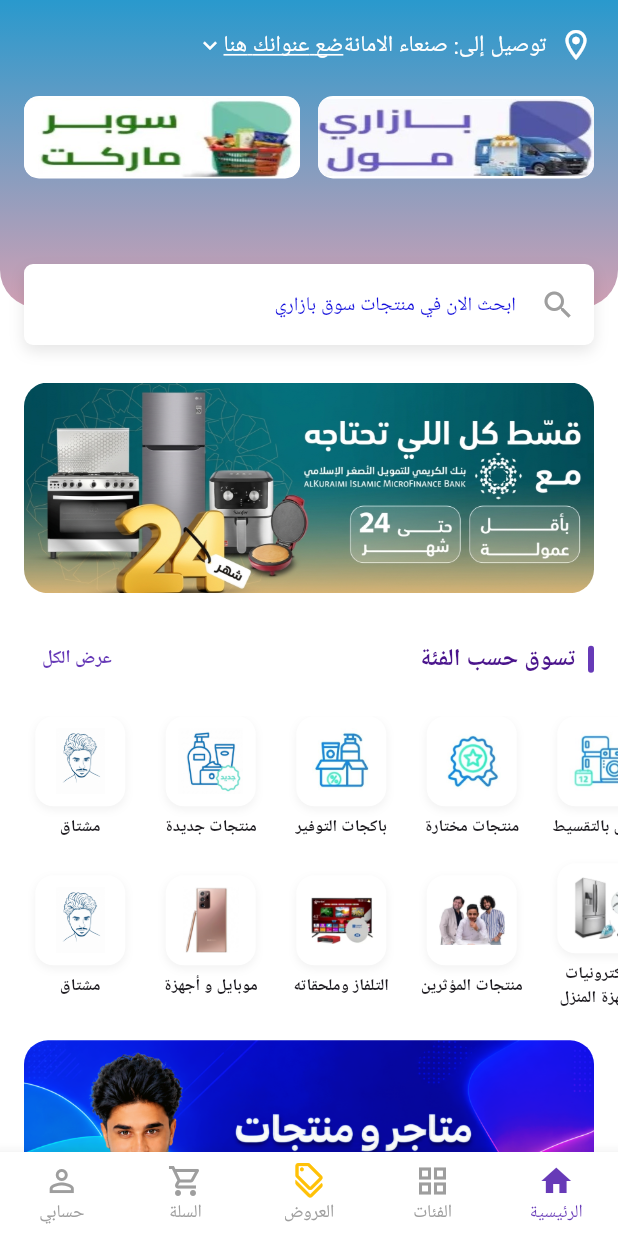
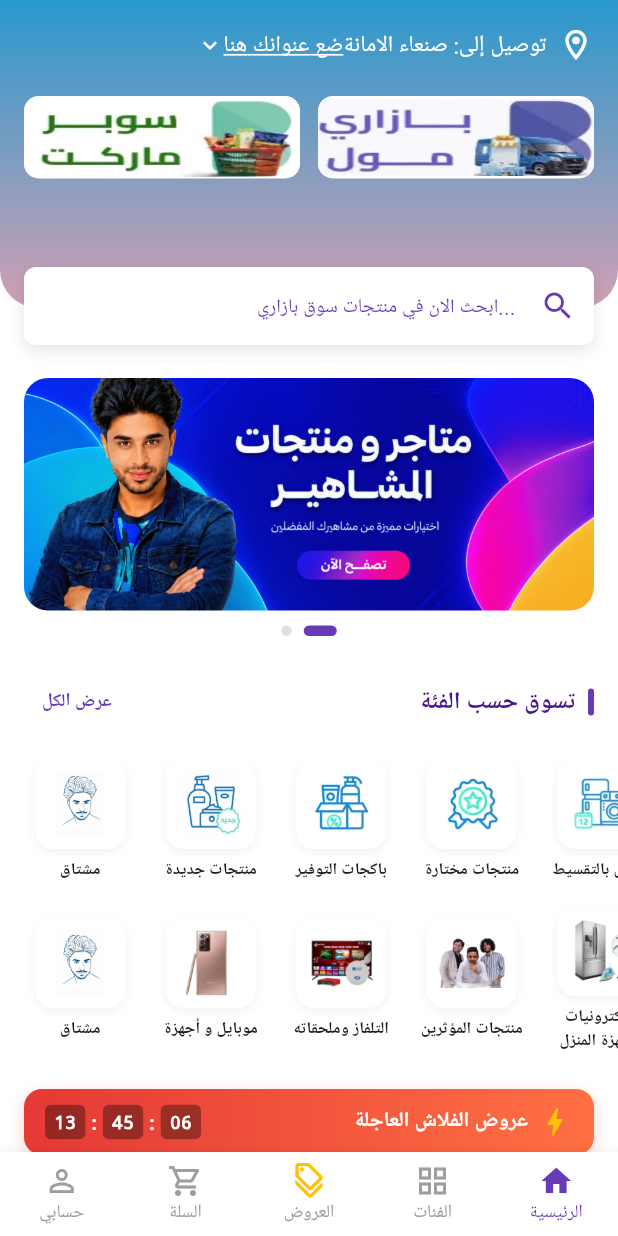
Before and after one commit to mushtaqalfaqih/mushtaq-commerce, a Flutter app: the screen it shows after launch, on a phone screen of 412 x 824 dp. Run offline on Flutter 3.47's test engine with Material 3 defaults, Android fonts, the phone set to English and light mode, and no system bars.

Commit message:
feat: add banner carousel, flash sale countdown timer, and live search filtering

```diff
--- a/lib/home_header.dart
+++ b/lib/home_header.dart
@@ -1,7 +1,14 @@
 import 'package:flutter/material.dart';
 
 class HomeHeader extends StatelessWidget {
-  const HomeHeader({super.key});
+  final ValueChanged<String>? onSearchChanged;
+  final TextEditingController? searchController;
+
+  const HomeHeader({
+    super.key,
+    this.onSearchChanged,
+    this.searchController,
+  });
 
   @override
   Widget build(BuildContext context) {
@@ -123,7 +130,7 @@ class HomeHeader extends StatelessWidget {
             child: Container(
               decoration: BoxDecoration(
                 color: Colors.white,
-                borderRadius: BorderRadius.circular(6),
+                borderRadius: BorderRadius.circular(8),
                 boxShadow: [
                   BoxShadow(
                     color: Colors.black.withValues(alpha: 0.1),
@@ -132,17 +139,29 @@ class HomeHeader extends StatelessWidget {
                   ),
                 ],
               ),
-              child: const TextField(
+              child: TextField(
+                controller: searchController,
+                onChanged: onSearchChanged,
                 textAlign: TextAlign.right,
                 decoration: InputDecoration(
-                  hintText: 'ابحث الان في منتجات سوق بازاري',
-                  hintStyle: TextStyle(
-                    color: Color.fromARGB(255, 17, 13, 219),
+                  hintText: 'ابحث الان في منتجات سوق بازاري...',
+                  hintStyle: const TextStyle(
+                    color: Color(0xFF673AB7),
                     fontSize: 13,
                   ),
-                  suffixIcon: Icon(Icons.search, color: Colors.grey),
+                  suffixIcon: const Icon(Icons.search, color: Color(0xFF673AB7)),
+                  prefixIcon: (searchController != null &&
+                          searchController!.text.isNotEmpty)
+                      ? IconButton(
+                          icon: const Icon(Icons.clear, size: 18, color: Colors.grey),
+                          onPressed: () {
+                            searchController!.clear();
+                            if (onSearchChanged != null) onSearchChanged!('');
+                          },
+                        )
+                      : null,
                   border: InputBorder.none,
-                  contentPadding: EdgeInsets.symmetric(vertical: 15),
+                  contentPadding: const EdgeInsets.symmetric(vertical: 14),
                 ),
               ),
             ),
--- a/lib/main.dart
+++ b/lib/main.dart
@@ -7,6 +7,8 @@ import 'package:bazaary_app/screens/cart_screen.dart';
 import 'package:bazaary_app/screens/categories_screen.dart';
 import 'package:bazaary_app/screens/offers_screen.dart';
 import 'package:bazaary_app/screens/profile_screen.dart';
+import 'package:bazaary_app/widgets/banner_carousel.dart';
+import 'package:bazaary_app/widgets/flash_sale_section.dart';
 import 'package:bazaary_app/widgets/product_card.dart';
 import 'package:flutter/material.dart';
 
@@ -43,6 +45,14 @@ class HomeScreen extends StatefulWidget {
 class _HomeScreenState extends State<HomeScreen> {
   int _currentIndex = 4; // الافتراضي: الرئيسية (أقصى اليمين)
   final List<CartItem> _cartItems = [];
+  final TextEditingController _searchController = TextEditingController();
+  String _searchQuery = '';
+
+  @override
+  void dispose() {
+    _searchController.dispose();
+    super.dispose();
+  }
 
   void _addToCart(Product product) {
     setState(() {
@@ -105,6 +115,17 @@ class _HomeScreenState extends State<HomeScreen> {
   int get _totalCartCount =>
       _cartItems.fold(0, (sum, item) => sum + item.quantity);
 
+  List<Product> get _filteredProducts {
+    if (_searchQuery.isEmpty) return mockProducts;
+    return mockProducts.where((p) {
+      final titleMatch =
+          p.title.toLowerCase().contains(_searchQuery.toLowerCase());
+      final catMatch =
+          p.category.toLowerCase().contains(_searchQuery.toLowerCase());
+      return titleMatch || catMatch;
+    }).toList();
+  }
+
   @override
   Widget build(BuildContext context) {
     return Scaffold(
@@ -152,36 +173,132 @@ class _HomeScreenState extends State<HomeScreen> {
   Widget _buildHomeContent() {
     return Column(
       children: [
-        const HomeHeader(),
+        HomeHeader(
+          searchController: _searchController,
+          onSearchChanged: (val) {
+            setState(() {
+              _searchQuery = val.trim();
+            });
+          },
+        ),
         Expanded(
           child: SingleChildScrollView(
+            child: _searchQuery.isNotEmpty
+                ? _buildSearchResults()
+                : _buildFullHomeBody(),
+          ),
+        ),
+      ],
+    );
+  }
+
+  Widget _buildSearchResults() {
+    final results = _filteredProducts;
+
+    return Padding(
+      padding: const EdgeInsets.all(16.0),
+      child: Column(
+        crossAxisAlignment: CrossAxisAlignment.stretch,
+        children: [
+          Row(
+            textDirection: TextDirection.rtl,
+            mainAxisAlignment: MainAxisAlignment.spaceBetween,
+            children: [
+              Text(
+                'نتائج البحث عن: "$_searchQuery"',
+                style: const TextStyle(
+                  fontSize: 15,
+                  fontWeight: FontWeight.bold,
+                  color: Color(0xFF4A148C),
+                ),
+              ),
+              Text(
+                '(${results.length} منتج)',
+                style: TextStyle(
+                  fontSize: 12,
+                  color: Colors.grey.shade600,
+                ),
+              ),
+            ],
+          ),
+          const SizedBox(height: 16),
+          if (results.isEmpty)
+            Center(
+              child: Padding(
+                padding: const EdgeInsets.symmetric(vertical: 48),
                 child: Column(
                   children: [
-                const SizedBox(height: 25),
-
-                // البانر الإعلاني الأول
-                Padding(
-                  padding: const EdgeInsets.symmetric(horizontal: 16),
-                  child: ClipRRect(
-                    borderRadius: BorderRadius.circular(16),
-                    child: Image.asset(
-                      'images/panar_main1.jpg',
-                      fit: BoxFit.cover,
-                      width: double.infinity,
+                    Icon(
+                      Icons.search_off,
+                      size: 64,
+                      color: Colors.grey.shade400,
+                    ),
+                    const SizedBox(height: 12),
+                    const Text(
+                      'لا توجد منتجات مطابقة للبحث',
+                      style: TextStyle(
+                        fontSize: 15,
+                        fontWeight: FontWeight.bold,
                       ),
                     ),
+                    const SizedBox(height: 4),
+                    Text(
+                      'جرّب كتابة كلمة أخرى مثل "موبايل" أو "تلفزيون"',
+                      style: TextStyle(
+                        fontSize: 12,
+                        color: Colors.grey.shade600,
+                      ),
+                    ),
+                  ],
+                ),
+              ),
+            )
+          else
+            GridView.builder(
+              shrinkWrap: true,
+              physics: const NeverScrollableScrollPhysics(),
+              itemCount: results.length,
+              gridDelegate: const SliverGridDelegateWithFixedCrossAxisCount(
+                crossAxisCount: 2,
+                crossAxisSpacing: 12,
+                mainAxisSpacing: 14,
+                childAspectRatio: 0.68,
+              ),
+              itemBuilder: (context, index) {
+                final product = results[index];
+                return ProductCard(
+                  product: product,
+                  onAddToCart: () => _addToCart(product),
+                );
+              },
+            ),
+        ],
+      ),
+    );
+  }
+
+  Widget _buildFullHomeBody() {
+    return Column(
+      children: [
+        const SizedBox(height: 22),
+
+        // 1. سلايدر البانرات المتحرك تلقائياً
+        const BannerCarousel(
+          bannerImages: [
+            'images/panar_main1.jpg',
+            'images/panar_main2.jpg',
+          ],
         ),
 
         const SizedBox(height: 20),
 
-                // عنوان تسوق حسب الفئة
+        // 2. عنوان تسوق حسب الفئة + صفين أفقيين للفئات
         _buildSectionHeader('تسوق حسب الفئة', onSeeAll: () {
           setState(() => _currentIndex = 3);
         }),
 
         const SizedBox(height: 14),
 
-                // قائمة الفئات الأفقية
         SingleChildScrollView(
           scrollDirection: Axis.horizontal,
           child: Padding(
@@ -254,31 +371,24 @@ class _HomeScreenState extends State<HomeScreen> {
           ),
         ),
 
-                const SizedBox(height: 20),
+        const SizedBox(height: 24),
 
-                // البانر الإعلاني الثاني
-                Padding(
-                  padding: const EdgeInsets.symmetric(horizontal: 16),
-                  child: ClipRRect(
-                    borderRadius: BorderRadius.circular(16),
-                    child: Image.asset(
-                      'images/panar_main2.jpg',
-                      fit: BoxFit.cover,
-                      width: double.infinity,
-                    ),
-                  ),
+        // 3. عروض الفلاش العاجلة مع عداد الوقت الحي
+        FlashSaleSection(
+          deals: mockProducts,
+          onAddToCart: _addToCart,
         ),
 
         const SizedBox(height: 24),
 
-                // بطاقات المؤثرين: مشتاق الفقية وحنان فازع جنباً إلى جنب
+        // 4. بطاقات المؤثرين: مشتاق الفقية وحنان فازع جنباً إلى جنب
         _buildSectionHeader('مؤثرو سوق بازاري'),
         const SizedBox(height: 12),
         _buildDoubleBanner('images/catcot1.jpg', 'images/catcot.jpg'),
 
         const SizedBox(height: 28),
 
-                // قسم المنتجات المقترحة والتخفيضات (شبكة المنتجات التفاعلية)
+        // 5. قسم المنتجات المقترحة والتخفيضات (شبكة المنتجات)
         _buildSectionHeader(
           'أحدث المنتجات والعروض',
           onSeeAll: () {
@@ -293,8 +403,7 @@ class _HomeScreenState extends State<HomeScreen> {
             shrinkWrap: true,
             physics: const NeverScrollableScrollPhysics(),
             itemCount: mockProducts.length,
-                    gridDelegate:
-                        const SliverGridDelegateWithFixedCrossAxisCount(
+            gridDelegate: const SliverGridDelegateWithFixedCrossAxisCount(
               crossAxisCount: 2,
               crossAxisSpacing: 12,
               mainAxisSpacing: 14,
@@ -311,10 +420,6 @@ class _HomeScreenState extends State<HomeScreen> {
         ),
 
         const SizedBox(height: 30),
-              ],
-            ),
-          ),
-        ),
       ],
     );
   }
--- /dev/null
+++ b/lib/widgets/banner_carousel.dart
@@ -0,0 +1,102 @@
+import 'dart:async';
+import 'package:flutter/material.dart';
+
+class BannerCarousel extends StatefulWidget {
+  final List<String> bannerImages;
+
+  const BannerCarousel({
+    super.key,
+    required this.bannerImages,
+  });
+
+  @override
+  State<BannerCarousel> createState() => _BannerCarouselState();
+}
+
+class _BannerCarouselState extends State<BannerCarousel> {
+  late final PageController _pageController;
+  int _currentPage = 0;
+  Timer? _timer;
+
+  @override
+  void initState() {
+    super.initState();
+    _pageController = PageController(initialPage: 0);
+    _startAutoSlide();
+  }
+
+  void _startAutoSlide() {
+    _timer = Timer.periodic(const Duration(seconds: 4), (timer) {
+      if (!mounted) return;
+      if (widget.bannerImages.isEmpty) return;
+      final nextPage = (_currentPage + 1) % widget.bannerImages.length;
+      _pageController.animateToPage(
+        nextPage,
+        duration: const Duration(milliseconds: 600),
+        curve: Curves.easeInOutCubic,
+      );
+    });
+  }
+
+  @override
+  void dispose() {
+    _timer?.cancel();
+    _pageController.dispose();
+    super.dispose();
+  }
+
+  @override
+  Widget build(BuildContext context) {
+    if (widget.bannerImages.isEmpty) return const SizedBox.shrink();
+
+    return Padding(
+      padding: const EdgeInsets.symmetric(horizontal: 16),
+      child: Column(
+        children: [
+          SizedBox(
+            height: 155,
+            child: ClipRRect(
+              borderRadius: BorderRadius.circular(16),
+              child: PageView.builder(
+                controller: _pageController,
+                itemCount: widget.bannerImages.length,
+                onPageChanged: (index) {
+                  setState(() {
+                    _currentPage = index;
+                  });
+                },
+                itemBuilder: (context, index) {
+                  return Image.asset(
+                    widget.bannerImages[index],
+                    fit: BoxFit.cover,
+                    width: double.infinity,
+                  );
+                },
+              ),
+            ),
+          ),
+          const SizedBox(height: 10),
+          // مؤشرات النقاط (Dots Indicator)
+          Row(
+            mainAxisAlignment: MainAxisAlignment.center,
+            children: List.generate(
+              widget.bannerImages.length,
+              (index) => AnimatedContainer(
+                duration: const Duration(milliseconds: 300),
+                margin: const EdgeInsets.symmetric(horizontal: 4),
+                width: _currentPage == index ? 22 : 7,
+                height: 7,
+                decoration: BoxDecoration(
+                  color: _currentPage == index
+                      ? const Color(0xFF673AB7)
+                      : Colors.grey.shade300,
+                  borderRadius: BorderRadius.circular(4),
+                ),
+              ),
+            ),
+          ),
+        ],
+      ),
+    );
+  }
+}
--- /dev/null
+++ b/lib/widgets/flash_sale_section.dart
@@ -0,0 +1,276 @@
+import 'dart:async';
+import 'package:bazaary_app/models/product.dart';
+import 'package:bazaary_app/screens/product_details_screen.dart';
+import 'package:flutter/material.dart';
+
+class FlashSaleSection extends StatefulWidget {
+  final List<Product> deals;
+  final Function(Product) onAddToCart;
+
+  const FlashSaleSection({
+    super.key,
+    required this.deals,
+    required this.onAddToCart,
+  });
+
+  @override
+  State<FlashSaleSection> createState() => _FlashSaleSectionState();
+}
+
+class _FlashSaleSectionState extends State<FlashSaleSection> {
+  late Duration _remainingTime;
+  Timer? _countdownTimer;
+
+  @override
+  void initState() {
+    super.initState();
+    // مؤقت 6 ساعات و 45 دقيقة و 20 ثانية
+    _remainingTime = const Duration(hours: 6, minutes: 45, seconds: 20);
+    _countdownTimer = Timer.periodic(const Duration(seconds: 1), (timer) {
+      if (!mounted) return;
+      setState(() {
+        if (_remainingTime.inSeconds > 0) {
+          _remainingTime = _remainingTime - const Duration(seconds: 1);
+        } else {
+          _remainingTime = const Duration(hours: 12);
+        }
+      });
+    });
+  }
+
+  @override
+  void dispose() {
+    _countdownTimer?.cancel();
+    super.dispose();
+  }
+
+  String _formatTwoDigits(int n) => n.toString().padLeft(2, '0');
+
+  @override
+  Widget build(BuildContext context) {
+    final hours = _formatTwoDigits(_remainingTime.inHours);
+    final minutes = _formatTwoDigits(_remainingTime.inMinutes.remainder(60));
+    final seconds = _formatTwoDigits(_remainingTime.inSeconds.remainder(60));
+
+    return Column(
+      children: [
+        // ترويسة عروض الفلاش والعداد التنازلي
+        Padding(
+          padding: const EdgeInsets.symmetric(horizontal: 16),
+          child: Container(
+            padding: const EdgeInsets.symmetric(horizontal: 14, vertical: 10),
+            decoration: BoxDecoration(
+              gradient: const LinearGradient(
+                colors: [Color(0xFFE53935), Color(0xFFFF7043)],
+              ),
+              borderRadius: BorderRadius.circular(12),
+              boxShadow: [
+                BoxShadow(
+                  color: Colors.red.withValues(alpha: 0.25),
+                  blurRadius: 8,
+                  offset: const Offset(0, 3),
+                ),
+              ],
+            ),
+            child: Row(
+              textDirection: TextDirection.rtl,
+              children: [
+                const Icon(Icons.bolt, color: Colors.amber, size: 24),
+                const SizedBox(width: 6),
+                const Text(
+                  'عروض الفلاش العاجلة',
+                  style: TextStyle(
+                    color: Colors.white,
+                    fontWeight: FontWeight.bold,
+                    fontSize: 14,
+                  ),
+                ),
+                const Spacer(),
+                // مؤقت العد التنازلي
+                Row(
+                  children: [
+                    _buildTimerBox(seconds),
+                    const Text(' : ',
+                        style: TextStyle(
+                            color: Colors.white, fontWeight: FontWeight.bold)),
+                    _buildTimerBox(minutes),
+                    const Text(' : ',
+                        style: TextStyle(
+                            color: Colors.white, fontWeight: FontWeight.bold)),
+                    _buildTimerBox(hours),
+                  ],
+                ),
+              ],
+            ),
+          ),
+        ),
+
+        const SizedBox(height: 12),
+
+        // قائمة كروت العروض السريعة الأفقية
+        SizedBox(
+          height: 220,
+          child: ListView.builder(
+            scrollDirection: Axis.horizontal,
+            padding: const EdgeInsets.symmetric(horizontal: 16),
+            itemCount: widget.deals.length,
+            itemBuilder: (context, index) {
+              final product = widget.deals[index];
+              final soldPercentage = 0.65 + (index * 0.1);
+
+              return GestureDetector(
+                onTap: () {
+                  Navigator.push(
+                    context,
+                    MaterialPageRoute(
+                      builder: (_) => ProductDetailsScreen(
+                        product: product,
+                        onAddToCart: () => widget.onAddToCart(product),
+                      ),
+                    ),
+                  );
+                },
+                child: Container(
+                  width: 145,
+                  margin: const EdgeInsets.only(left: 12),
+                  decoration: BoxDecoration(
+                    color: Colors.white,
+                    borderRadius: BorderRadius.circular(12),
+                    border: Border.all(color: Colors.grey.shade200),
+                    boxShadow: [
+                      BoxShadow(
+                        color: Colors.black.withValues(alpha: 0.04),
+                        blurRadius: 6,
+                        offset: const Offset(0, 2),
+                      ),
+                    ],
+                  ),
+                  child: Column(
+                    crossAxisAlignment: CrossAxisAlignment.stretch,
+                    children: [
+                      // الصورة مع نسبة الخصم
+                      Expanded(
+                        child: Stack(
+                          children: [
+                            Container(
+                              margin: const EdgeInsets.all(6),
+                              decoration: BoxDecoration(
+                                color: const Color(0xFFFAFAFA),
+                                borderRadius: BorderRadius.circular(8),
+                              ),
+                              alignment: Alignment.center,
+                              child: Image.asset(
+                                product.imagePath,
+                                fit: BoxFit.contain,
+                              ),
+                            ),
+                            Positioned(
+                              top: 8,
+                              right: 8,
+                              child: Container(
+                                padding: const EdgeInsets.symmetric(
+                                  horizontal: 6,
+                                  vertical: 2,
+                                ),
+                                decoration: BoxDecoration(
+                                  color: Colors.red,
+                                  borderRadius: BorderRadius.circular(4),
+                                ),
+                                child: Text(
+                                  '-${product.discountPercentage}%',
+                                  style: const TextStyle(
+                                    color: Colors.white,
+                                    fontSize: 10,
+                                    fontWeight: FontWeight.bold,
+                                  ),
+                                ),
+                              ),
+                            ),
+                          ],
+                        ),
+                      ),
+
+                      // تفاصيل السعر وشريط البيع
+                      Padding(
+                        padding: const EdgeInsets.all(8.0),
+                        child: Column(
+                          crossAxisAlignment: CrossAxisAlignment.end,
+                          children: [
+                            Text(
+                              product.title,
+                              maxLines: 1,
+                              overflow: TextOverflow.ellipsis,
+                              style: const TextStyle(
+                                fontSize: 11,
+                                fontWeight: FontWeight.bold,
+                              ),
+                            ),
+                            const SizedBox(height: 4),
+                            Row(
+                              mainAxisAlignment: MainAxisAlignment.end,
+                              children: [
+                                Text(
+                                  '${product.price.toStringAsFixed(0)} ر.ي',
+                                  style: const TextStyle(
+                                    fontSize: 12,
+                                    fontWeight: FontWeight.bold,
+                                    color: Color(0xFF673AB7),
+                                  ),
+                                ),
+                              ],
+                            ),
+                            const SizedBox(height: 6),
+                            // شريط كم تم بيعه
+                            ClipRRect(
+                              borderRadius: BorderRadius.circular(4),
+                              child: LinearProgressIndicator(
+                                value: soldPercentage.clamp(0.0, 1.0),
+                                backgroundColor: Colors.grey.shade200,
+                                valueColor: const AlwaysStoppedAnimation<Color>(
+                                  Colors.deepOrange,
+                                ),
+                                minHeight: 6,
+                              ),
+                            ),
+                            const SizedBox(height: 3),
+                            Text(
+                              'تم بيع ${(soldPercentage * 100).toInt()}%',
+                              style: TextStyle(
+                                fontSize: 9,
+                                color: Colors.grey.shade600,
+                                fontWeight: FontWeight.bold,
+                              ),
+                            ),
+                          ],
+                        ),
+                      ),
+                    ],
+                  ),
+                ),
+              );
+            },
+          ),
+        ),
+      ],
+    );
+  }
+
+  Widget _buildTimerBox(String value) {
+    return Container(
+      padding: const EdgeInsets.symmetric(horizontal: 6, vertical: 3),
+      decoration: BoxDecoration(
+        color: Colors.black.withValues(alpha: 0.35),
+        borderRadius: BorderRadius.circular(4),
+      ),
+      child: Text(
+        value,
+        style: const TextStyle(
+          color: Colors.white,
+          fontWeight: FontWeight.bold,
+          fontSize: 12,
+          fontFamily: 'monospace',
+        ),
+      ),
+    );
+  }
+}
```
Lines whose indentation alone changed are shown as unchanged.
